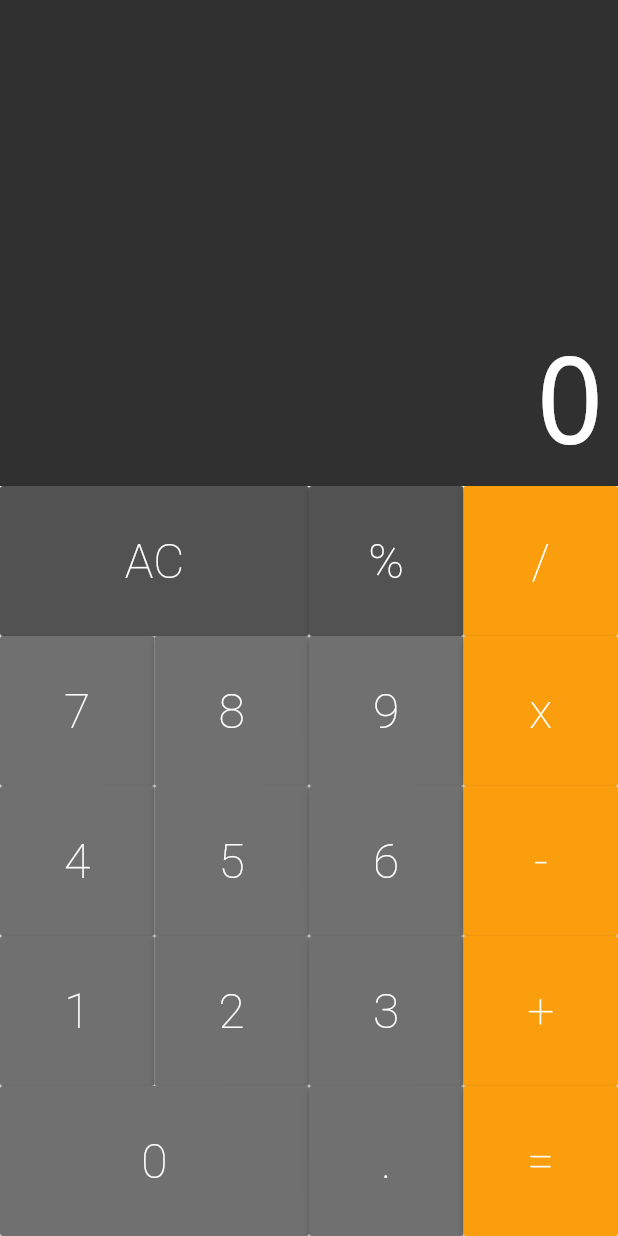
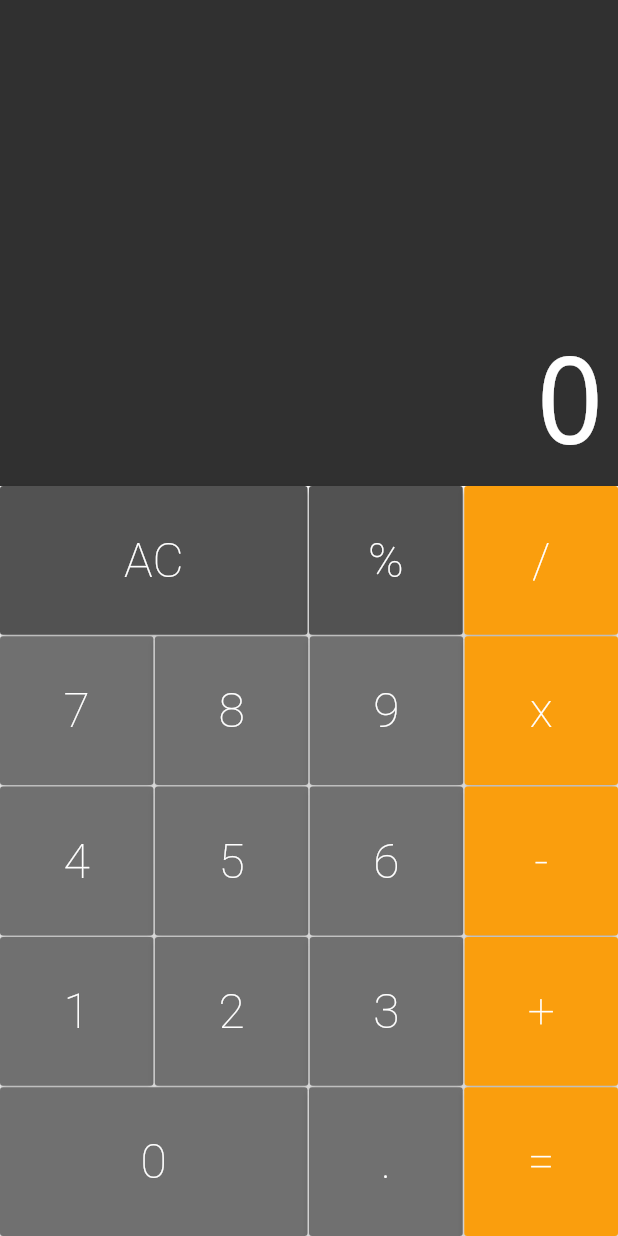
Before and after one commit to Hdlara/calculadora_mobile, a Flutter app: the screen it shows after launch, on a phone screen of 412 x 824 dp. Run offline on Flutter 3.47's test engine with Material 2 defaults, Android fonts, the phone set to English and light mode, and no system bars; drawn by our look-alikes of auto_size_text.

Commit message:
button spacing added and graphic part finished

```diff
--- a/lib/components/button_row.dart
+++ b/lib/components/button_row.dart
@@ -12,7 +12,10 @@ class ButtonRow extends StatelessWidget {
       flex: 1,
       child: Row(
         crossAxisAlignment: CrossAxisAlignment.stretch,
-        children: buttons,
+        children: buttons.fold(<Widget>[], (list, b) {
+          list.isEmpty ? list.add(b) : list.addAll([SizedBox(width: 1), b]);
+          return list;
+        }),
       ),
     );
   }
--- a/lib/components/keyboard.dart
+++ b/lib/components/keyboard.dart
@@ -18,24 +18,36 @@ class Keyboard extends StatelessWidget {
             Button(text: '%', color: Button.DARK, cb: cb),
             Button.operation(text: '/', cb: cb),
           ]),
+          SizedBox(
+            height: 1,
+          ),
           ButtonRow([
             Button(text: '7', cb: cb),
             Button(text: '8', cb: cb),
             Button(text: '9', cb: cb),
             Button.operation(text: 'x', cb: cb),
           ]),
+          SizedBox(
+            height: 1,
+          ),
           ButtonRow([
             Button(text: '4', cb: cb),
             Button(text: '5', cb: cb),
             Button(text: '6', cb: cb),
             Button.operation(text: '-', cb: cb),
           ]),
+          SizedBox(
+            height: 1,
+          ),
           ButtonRow([
             Button(text: '1', cb: cb),
             Button(text: '2', cb: cb),
             Button(text: '3', cb: cb),
             Button.operation(text: '+', cb: cb),
           ]),
+          SizedBox(
+            height: 1,
+          ),
           ButtonRow([
             Button.big(text: '0', cb: cb),
             Button(text: '.', cb: cb),
```
